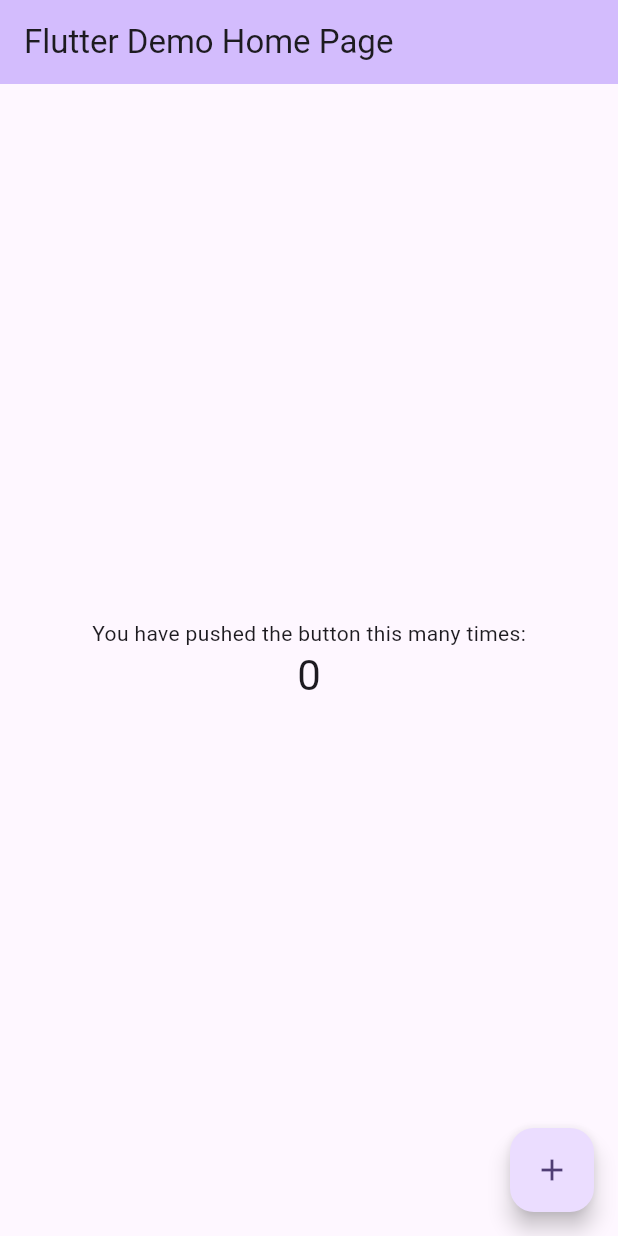
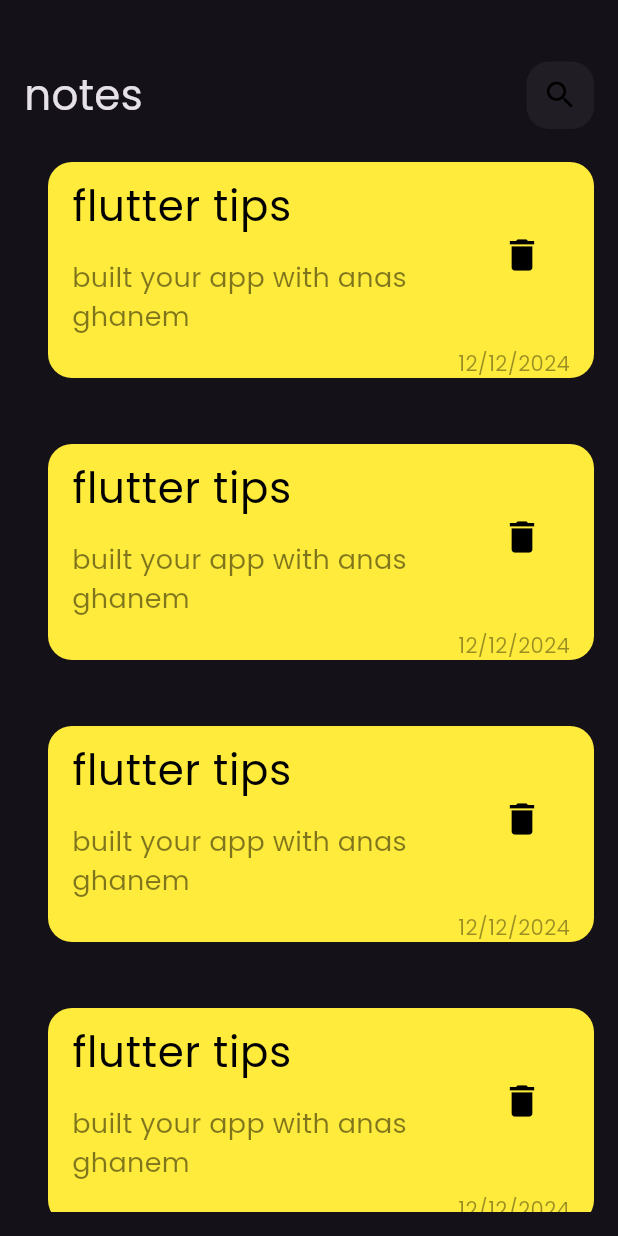
Before and after one commit to anas56u/notes_app, a Flutter app: the screen it shows after launch, on a phone screen of 412 x 824 dp. Run offline on Flutter 3.47's test engine with Material 3 defaults, Android fonts, the phone set to English and light mode, and no system bars.

Commit message:
create ui

```diff
--- a/lib/main.dart
+++ b/lib/main.dart
@@ -1,4 +1,5 @@
 import 'package:flutter/material.dart';
+import 'package:notes_app/views/home_page.dart';
 
 void main() {
   runApp(const MyApp());
@@ -11,112 +12,14 @@ class MyApp extends StatelessWidget {
   @override
   Widget build(BuildContext context) {
     return MaterialApp(
-      title: 'Flutter Demo',
+      debugShowCheckedModeBanner: false,
       theme: ThemeData(
-        // This is the theme of your application.
-        //
-        // TRY THIS: Try running your application with "flutter run". You'll see
-        // the application has a purple toolbar. Then, without quitting the app,
-        // try changing the seedColor in the colorScheme below to Colors.green
-        // and then invoke "hot reload" (save your changes or press the "hot
-        // reload" button in a Flutter-supported IDE, or press "r" if you used
-        // the command line to start the app).
-        //
-        // Notice that the counter didn't reset back to zero; the application
-        // state is not lost during the reload. To reset the state, use hot
-        // restart instead.
-        //
-        // This works for code too, not just values: Most code changes can be
-        // tested with just a hot reload.
-        colorScheme: ColorScheme.fromSeed(seedColor: Colors.deepPurple),
+        brightness: Brightness.dark,
+        fontFamily: "Poppins"
       ),
-      home: const MyHomePage(title: 'Flutter Demo Home Page'),
+      home:  HomePage(),
+
+
     );
   }
 }
-
-class MyHomePage extends StatefulWidget {
-  const MyHomePage({super.key, required this.title});
-
-  // This widget is the home page of your application. It is stateful, meaning
-  // that it has a State object (defined below) that contains fields that affect
-  // how it looks.
-
-  // This class is the configuration for the state. It holds the values (in this
-  // case the title) provided by the parent (in this case the App widget) and
-  // used by the build method of the State. Fields in a Widget subclass are
-  // always marked "final".
-
-  final String title;
-
-  @override
-  State<MyHomePage> createState() => _MyHomePageState();
-}
-
-class _MyHomePageState extends State<MyHomePage> {
-  int _counter = 0;
-
-  void _incrementCounter() {
-    setState(() {
-      // This call to setState tells the Flutter framework that something has
-      // changed in this State, which causes it to rerun the build method below
-      // so that the display can reflect the updated values. If we changed
-      // _counter without calling setState(), then the build method would not be
-      // called again, and so nothing would appear to happen.
-      _counter++;
-    });
-  }
-
-  @override
-  Widget build(BuildContext context) {
-    // This method is rerun every time setState is called, for instance as done
-    // by the _incrementCounter method above.
-    //
-    // The Flutter framework has been optimized to make rerunning build methods
-    // fast, so that you can just rebuild anything that needs updating rather
-    // than having to individually change instances of widgets.
-    return Scaffold(
-      appBar: AppBar(
-        // TRY THIS: Try changing the color here to a specific color (to
-        // Colors.amber, perhaps?) and trigger a hot reload to see the AppBar
-        // change color while the other colors stay the same.
-        backgroundColor: Theme.of(context).colorScheme.inversePrimary,
-        // Here we take the value from the MyHomePage object that was created by
-        // the App.build method, and use it to set our appbar title.
-        title: Text(widget.title),
-      ),
-      body: Center(
-        // Center is a layout widget. It takes a single child and positions it
-        // in the middle of the parent.
-        child: Column(
-          // Column is also a layout widget. It takes a list of children and
-          // arranges them vertically. By default, it sizes itself to fit its
-          // children horizontally, and tries to be as tall as its parent.
-          //
-          // Column has various properties to control how it sizes itself and
-          // how it positions its children. Here we use mainAxisAlignment to
-          // center the children vertically; the main axis here is the vertical
-          // axis because Columns are vertical (the cross axis would be
-          // horizontal).
-          //
-          // TRY THIS: Invoke "debug painting" (choose the "Toggle Debug Paint"
-          // action in the IDE, or press "p" in the console), to see the
-          // wireframe for each widget.
-          mainAxisAlignment: MainAxisAlignment.center,
-          children: <Widget>[
-            const Text('You have pushed the button this many times:'),
-            Text(
-              '$_counter',
-              style: Theme.of(context).textTheme.headlineMedium,
-            ),
-          ],
-        ),
-      ),
-      floatingActionButton: FloatingActionButton(
-        onPressed: _incrementCounter,
-        tooltip: 'Increment',
-        child: const Icon(Icons.add),
-      ), // This trailing comma makes auto-formatting nicer for build methods.
-    );
-  }
-}
--- /dev/null
+++ b/lib/views/home_page.dart
@@ -0,0 +1,15 @@
+import 'package:flutter/material.dart';
+import 'package:notes_app/views/widgets/notes_appbar.dart';
+import 'package:notes_app/views/widgets/notesapp_body.dart';
+
+class HomePage extends StatelessWidget {
+  @override
+  Widget build(BuildContext context) {
+    return Scaffold(
+
+      body:
+      NotesappBody()
+      )
+      ;
+  }
+}
--- /dev/null
+++ b/lib/views/widgets/custom_icon.dart
@@ -0,0 +1,16 @@
+import 'package:flutter/material.dart';
+
+class customsearchicon extends StatelessWidget {
+  @override
+  Widget build(BuildContext context) {
+    return Container(
+      height: 45,
+      width: 45,
+      decoration: BoxDecoration(
+        color: Colors.white.withOpacity(0.05),
+        borderRadius: BorderRadius.circular(15),
+      ),
+      child: Center(child: Icon(Icons.search, color: Colors.black)),
+    );
+  }
+}
--- /dev/null
+++ b/lib/views/widgets/notes_appbar.dart
@@ -0,0 +1,16 @@
+import 'package:flutter/cupertino.dart';
+import 'package:flutter/material.dart';
+import 'package:notes_app/views/widgets/custom_icon.dart';
+
+class NotesAppbar extends StatelessWidget {
+  @override
+  Widget build(BuildContext context) {
+    return Row(
+      children: [
+        Text("notes", style: TextStyle(fontSize: 28)),
+        Spacer(),
+        customsearchicon(),
+      ],
+    );
+  }
+}
--- /dev/null
+++ b/lib/views/widgets/notes_item.dart
@@ -0,0 +1,48 @@
+import 'package:flutter/material.dart';
+
+class notes_item extends StatelessWidget {
+  @override
+  Widget build(BuildContext context) {
+    return Padding(
+      padding: const EdgeInsets.only(left: 16, top: 22, bottom: 22),
+      child: Container(
+        decoration: BoxDecoration(
+          color: Colors.yellow,
+          borderRadius: BorderRadius.circular(16),
+        ),
+        child: Column(
+          crossAxisAlignment: CrossAxisAlignment.end,
+          children: [
+            ListTile(
+              title: Text(
+                "flutter tips",
+                style: TextStyle(color: Colors.black, fontSize: 28),
+              ),
+              subtitle: Padding(
+                padding: const EdgeInsets.only(top: 14),
+                child: Text(
+                  "built your app with anas ghanem ",
+                  style: TextStyle(
+                    color: Colors.black.withOpacity(0.5),
+                    fontSize: 18,
+                  ),
+                ),
+              ),
+              trailing: IconButton(
+                onPressed: () {},
+                icon: Icon(Icons.delete, color: Colors.black, size: 28),
+              ),
+            ),
+            Padding(
+              padding: const EdgeInsets.only(right: 16),
+              child: Text(
+                "12/12/2024",
+                style: TextStyle(color: Colors.black.withOpacity(0.4)),
+              ),
+            ),
+          ],
+        ),
+      ),
+    );
+  }
+}
--- /dev/null
+++ b/lib/views/widgets/notes_listview.dart
@@ -0,0 +1,15 @@
+import 'package:flutter/material.dart';
+import 'package:notes_app/views/widgets/notes_item.dart';
+
+class notes_listview extends StatelessWidget {
+  const notes_listview({super.key});
+
+  @override
+  Widget build(BuildContext context) {
+    return ListView.builder(
+      itemBuilder: (context, index) {
+        return notes_item();
+      },
+    );
+  }
+}
--- /dev/null
+++ b/lib/views/widgets/notesapp_body.dart
@@ -0,0 +1,22 @@
+import 'package:flutter/material.dart';
+import 'package:notes_app/views/widgets/notes_appbar.dart';
+import 'package:notes_app/views/widgets/notes_item.dart';
+import 'package:notes_app/views/widgets/notes_listview.dart';
+
+class NotesappBody extends StatelessWidget {
+  const NotesappBody({super.key});
+
+  @override
+  Widget build(BuildContext context) {
+    return Padding(
+      padding: const EdgeInsets.all(16),
+      child: Column(
+        children: [
+          SizedBox(height: 25),
+          NotesAppbar(),
+         Expanded(child: const notes_listview()),
+        ],
+      ),
+    );
+  }
+}
```
Also changed, not shown: pubspec.yaml (+6 -11 lines), assets/fonts/Poppins-Regular.ttf (added).
